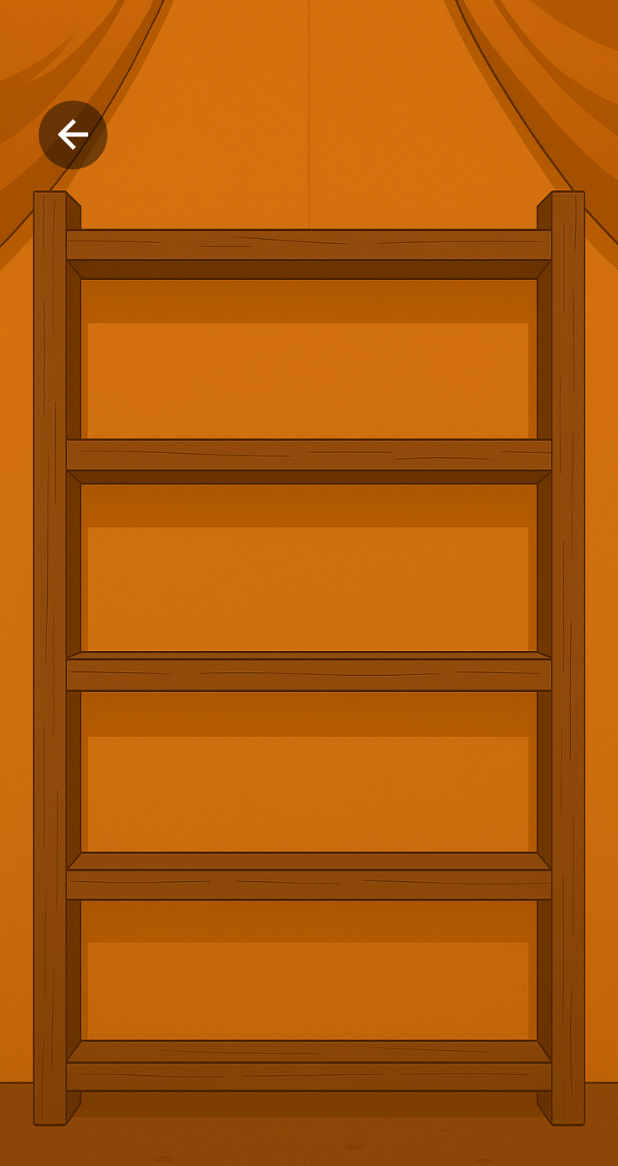
After one commit to deepsleep-project/app, a Flutter app: the screen it shows after launch, after a tap on the "shopping cart" icon, on a phone screen of 412 x 824 dp. The commit adds this screen. Shown: the top 1166 px of the screen. Run offline on Flutter 3.47's test engine with Material 3 defaults, Android fonts, the phone set to English and light mode, and no system bars; our stand-ins replace fl_chart, flutter_local_notifications, shared_preferences; missing offline and left inert: alarm, android_intent_plus; network calls fail.

Commit message:
Feat: add shop page

```diff
--- a/lib/home_page.dart
+++ b/lib/home_page.dart
@@ -13,6 +13,7 @@ import 'package:intl/intl.dart';
 import 'tent_page.dart';
 import 'storage.dart';
 import 'statistic.dart';
+import 'shop_page.dart';
 
 class HomePage extends StatefulWidget {
   const HomePage({super.key});
@@ -191,6 +192,22 @@ class _HomePageState extends State<HomePage>
     return PageRouteBuilder(
       transitionDuration: Duration(milliseconds: 250),
       pageBuilder: (context, animation, secondaryAnimation) => SettingPage(),
+      transitionsBuilder: (context, animation, secondaryAnimation, child) {
+        return FadeTransition(opacity: animation, child: child);
+      },
+    );
+  }
+
+    // Navigate to setting_page
+  void _goToShopPage() {
+    Navigator.of(context).push(_createFadeRouteToShopPage());
+  }
+
+  // Create a fade transition route to the setting_page
+  Route _createFadeRouteToShopPage() {
+    return PageRouteBuilder(
+      transitionDuration: Duration(milliseconds: 250),
+      pageBuilder: (context, animation, secondaryAnimation) => ShopPage(),
       transitionsBuilder: (context, animation, secondaryAnimation, child) {
         return FadeTransition(opacity: animation, child: child);
       },
@@ -596,6 +613,15 @@ class _HomePageState extends State<HomePage>
                           color: Colors.white.withAlpha(230),
                         ),
                       ),
+                      SizedBox(height: screenHeight * 0.01),
+                      GestureDetector(
+                        onTap: _goToShopPage,
+                        child: Icon(
+                          Icons.shopping_cart,
+                          size: 40,
+                          color: Colors.white.withAlpha(230),
+                        ),
+                      ),
                     ],
                   ),
                 ),
--- /dev/null
+++ b/lib/shop_page.dart
@@ -0,0 +1,42 @@
+import 'package:flutter/material.dart';
+
+class ShopPage extends StatefulWidget {
+  const ShopPage({super.key});
+
+  @override
+  State<ShopPage> createState() => _TentPageState();
+}
+
+class _TentPageState extends State<ShopPage> {
+  @override
+  Widget build(BuildContext context) {
+    final screenHeight = MediaQuery.of(context).size.height;
+
+    return Stack(
+      children: [
+        // Background image
+        Image.asset(
+          'assets/shop.png',
+          fit: BoxFit.cover,
+          height: MediaQuery.of(context).size.height,
+          width: MediaQuery.of(context).size.width,
+        ),
+
+        // Back button
+        Positioned(
+          top: screenHeight * 0.08, // adjust for padding/status bar
+          left: screenHeight * 0.03,
+          child: IconButton(
+            icon: Icon(Icons.arrow_back, color: Colors.white, size: 30),
+            onPressed: () => Navigator.pop(context),
+            tooltip: 'Back',
+            style: IconButton.styleFrom(
+              backgroundColor: Colors.black45,
+              shape: CircleBorder(),
+            ),
+          ),
+        ),
+      ],
+    );
+  }
+}
--- a/pubspec.yaml
+++ b/pubspec.yaml
@@ -35,6 +35,7 @@ flutter:
     - assets/night.png
     - assets/tent.png
     - assets/alarm.mp3
+    - assets/shop.png
   fonts:
     - family: Digital
       fonts:
```
